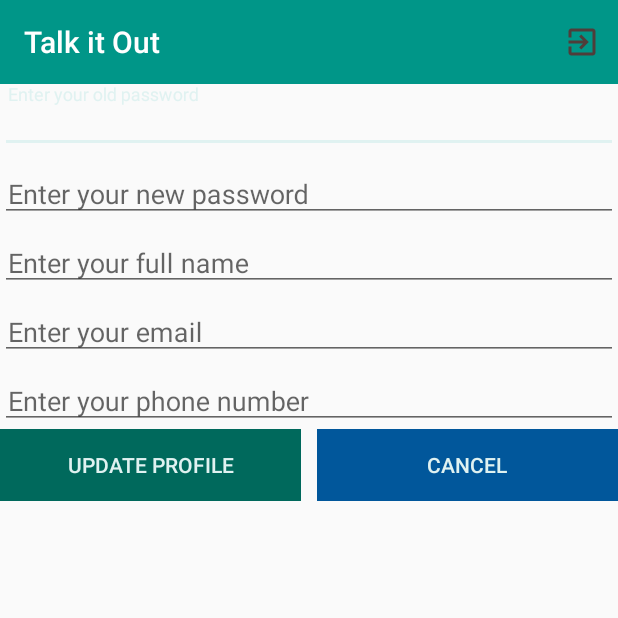
After one commit to NikolaS996/tiochatapp, an Android app: the UserProfile screen opened directly, with no data from a screen before it, on a phone screen of 412 x 824 dp, the top half of it. The commit adds this screen. Run offline under Robolectric (Android 15) with nearby library versions, the light colour scheme and no system bars; libraries missing offline, so code that uses them is left out: com.quickblox.auth, com.quickblox.chat, com.quickblox.core, com.quickblox.users, org.jivesoftware.smack; 4 statements that could not run were skipped.

Commit message:
User profile and logout

```diff
--- a/app/src/main/java/com/example/nikola/tiochatapp/Common/Common.java
+++ b/app/src/main/java/com/example/nikola/tiochatapp/Common/Common.java
@@ -24,4 +24,8 @@ public class Common {
 
         return name.toString();
     }
+
+    public static boolean isNullorEmptyString(String content){
+        return (content != null && !content.trim().isEmpty() ? false : true);
+    }
 }
--- a/app/src/main/java/com/example/nikola/tiochatapp/MainActivity.java
+++ b/app/src/main/java/com/example/nikola/tiochatapp/MainActivity.java
@@ -36,6 +36,9 @@ public class MainActivity extends AppCompatActivity {
 
         edtPassword = (EditText) findViewById(R.id.main_editPassword);
         edtUser = (EditText) findViewById(R.id.main_editLogin);
+
+        edtUser.clearFocus();
+        edtPassword.clearFocus();
 
         btnSignup.setOnClickListener(new View.OnClickListener(){
             @Override
--- a/app/src/main/java/com/example/nikola/tiochatapp/SignUpActivity.java
+++ b/app/src/main/java/com/example/nikola/tiochatapp/SignUpActivity.java
@@ -33,6 +33,10 @@ public class SignUpActivity extends AppCompatActivity {
         edtPassword = (EditText) findViewById(R.id.signup_editPassword);
         edtUser = (EditText) findViewById(R.id.signup_editLogin);
         edtFullName = (EditText) findViewById(R.id.signup_editFullName);
+
+        edtUser.clearFocus();
+        edtPassword.clearFocus();
+        edtFullName.clearFocus();
 
         btnCancel.setOnClickListener(new View.OnClickListener(){
 
--- /dev/null
+++ b/app/src/main/java/com/example/nikola/tiochatapp/UserProfile.java
@@ -0,0 +1,170 @@
+package com.example.nikola.tiochatapp;
+
+import android.app.ProgressDialog;
+import android.content.Intent;
+import android.support.design.widget.TextInputEditText;
+import android.support.v7.app.AppCompatActivity;
+import android.os.Bundle;
+import android.support.v7.widget.Toolbar;
+import android.view.Menu;
+import android.view.MenuItem;
+import android.view.View;
+import android.widget.Button;
+import android.widget.EditText;
+import android.widget.Toast;
+
+import com.example.nikola.tiochatapp.Common.Common;
+import com.quickblox.auth.QBAuth;
+import com.quickblox.auth.session.QBSession;
+import com.quickblox.chat.QBChatService;
+import com.quickblox.core.QBEntityCallback;
+import com.quickblox.core.exception.QBResponseException;
+import com.quickblox.users.QBUsers;
+import com.quickblox.users.model.QBUser;
+
+import org.jivesoftware.smack.SmackException;
+import org.jivesoftware.smack.XMPPException;
+
+import java.io.IOException;
+
+public class UserProfile extends AppCompatActivity {
+
+    EditText edtPassword, edtOldPassword, edtFullName, edtEmail, edtPhone;
+    Button btnUpdate, btnCancel;
+
+    @Override
+    public boolean onOptionsItemSelected(MenuItem item) {
+        switch(item.getItemId()){
+            case R.id.user_update_logout:
+                logOut();
+                break;
+            default:
+                break;
+        }
+        return true;
+    }
+
+    private void logOut() {
+        QBUsers.signOut().performAsync(new QBEntityCallback<Void>() {
+            @Override
+            public void onSuccess(Void aVoid, Bundle bundle) {
+                QBChatService.getInstance().logout(new QBEntityCallback<Void>() {
+                    @Override
+                    public void onSuccess(Void aVoid, Bundle bundle) {
+                        Toast.makeText(UserProfile.this, "You have successfully logged out!", Toast.LENGTH_SHORT).show();
+                        Intent intent = new Intent(UserProfile.this, MainActivity.class);
+                        intent.addFlags(Intent.FLAG_ACTIVITY_CLEAR_TOP); //removing all previous activities
+                        startActivity(intent);
+                        finish();
+                    }
+
+                    @Override
+                    public void onError(QBResponseException e) {
+
+                    }
+                });
+            }
+
+            @Override
+            public void onError(QBResponseException e) {
+
+            }
+        });
+    }
+
+    @Override
+    public boolean onCreateOptionsMenu(Menu menu) {
+        getMenuInflater().inflate(R.menu.user_update_menu, menu);
+        return true;
+    }
+
+    @Override
+    protected void onCreate(Bundle savedInstanceState) {
+        super.onCreate(savedInstanceState);
+        setContentView(R.layout.activity_user_profile);
+
+        //Adding the toolbar
+        Toolbar toolbar = (Toolbar) findViewById(R.id.user_update_toolbar);
+        toolbar.setTitle("Talk it Out");
+        setSupportActionBar(toolbar);
+
+        initViews();
+
+        loadUserProfile();
+
+        btnCancel.setOnClickListener(new View.OnClickListener(){
+            @Override
+            public void onClick(View v) {
+                finish();
+            }
+        });
+
+        btnUpdate.setOnClickListener(new View.OnClickListener(){
+
+            @Override
+            public void onClick(View v) {
+                String password = edtPassword.getText().toString();
+                String oldPassword = edtOldPassword.getText().toString();
+                String email = edtEmail.getText().toString();
+                String phone = edtPhone.getText().toString();
+                String fullName = edtFullName.getText().toString();
+
+                QBUser user = new QBUser();
+                user.setId(QBChatService.getInstance().getUser().getId());
+                if(!Common.isNullorEmptyString(oldPassword))
+                    user.setOldPassword(oldPassword);
+                if(!Common.isNullorEmptyString(password))
+                    user.setPassword(password);
+                if(!Common.isNullorEmptyString(fullName))
+                    user.setFullName(fullName);
+                if(!Common.isNullorEmptyString(email))
+                    user.setEmail(email);
+                if(!Common.isNullorEmptyString(phone))
+                    user.setPhone(phone);
+
+                final ProgressDialog mDialog = new ProgressDialog(UserProfile.this);
+                mDialog.setMessage("Please wait...");
+                mDialog.show();
+                QBUsers.updateUser(user).performAsync(new QBEntityCallback<QBUser>() {
+                    @Override
+                    public void onSuccess(QBUser qbUser, Bundle bundle) {
+                        Toast.makeText(UserProfile.this, "User " + qbUser.getLogin() + " updated!", Toast.LENGTH_SHORT).show();
+                        mDialog.dismiss();
+                        finish();
+                    }
+
+                    @Override
+                    public void onError(QBResponseException e) {
+                        Toast.makeText(UserProfile.this, "Error: " + e.getMessage(), Toast.LENGTH_SHORT).show();
+                    }
+                });
+            }
+        });
+    }
+
+    private void loadUserProfile() {
+
+        final QBUser currentUser = QBChatService.getInstance().getUser();
+
+        String fullName = currentUser.getFullName();
+        edtFullName.setText(fullName);
+
+        String email = currentUser.getEmail();
+        edtEmail.setText(email);
+
+        String phone = currentUser.getPhone();
+        edtPhone.setText(phone);
+    }
+
+    private void initViews() {
+        btnCancel = (Button) findViewById(R.id.update_user_btnCancel);
+        btnUpdate = (Button) findViewById(R.id.update_user_btnUpdate);
+
+        edtEmail = (EditText) findViewById(R.id.update_edtEmail);
+        edtPhone = (EditText) findViewById(R.id.update_edtPhone);
+        edtFullName = (EditText) findViewById(R.id.update_edtFullName);
+        edtPassword = (EditText) findViewById(R.id.update_edtPassword);
+        edtOldPassword = (EditText) findViewById(R.id.update_edtOldPassword);
+
+    }
+}
--- /dev/null
+++ b/app/src/main/res/layout/activity_user_profile.xml
@@ -0,0 +1,124 @@
+<?xml version="1.0" encoding="utf-8"?>
+<LinearLayout xmlns:android="http://schemas.android.com/apk/res/android"
+    xmlns:app="http://schemas.android.com/apk/res-auto"
+    xmlns:tools="http://schemas.android.com/tools"
+    android:orientation="vertical"
+    android:layout_width="match_parent"
+    android:layout_height="match_parent"
+    tools:context=".UserProfile">
+
+    <android.support.v7.widget.Toolbar
+        android:id="@+id/user_update_toolbar"
+        android:minHeight="?attr/actionBarSize"
+        android:background="?attr/colorPrimary"
+        app:titleTextColor="@android:color/white"
+        android:layout_width="match_parent"
+        android:layout_height="wrap_content"/>
+
+    <LinearLayout
+        android:orientation="vertical"
+        android:layout_width="match_parent"
+        android:layout_height="wrap_content">
+
+        <android.support.design.widget.TextInputLayout
+            android:layout_width="match_parent"
+            android:layout_height="wrap_content">
+
+            <EditText
+                android:id="@+id/update_edtOldPassword"
+                android:hint="Enter your old password"
+                android:padding="5dp"
+                android:inputType="textPassword"
+                android:layout_width="match_parent"
+                android:layout_height="wrap_content"/>
+
+        </android.support.design.widget.TextInputLayout>
+
+        <android.support.design.widget.TextInputLayout
+            android:layout_width="match_parent"
+            android:layout_height="wrap_content">
+
+            <EditText
+                android:id="@+id/update_edtPassword"
+                android:hint="Enter your new password"
+                android:padding="5dp"
+                android:inputType="textPassword"
+                android:layout_width="match_parent"
+                android:layout_height="wrap_content"/>
+
+        </android.support.design.widget.TextInputLayout>
+
+        <android.support.design.widget.TextInputLayout
+            android:layout_width="match_parent"
+            android:layout_height="wrap_content">
+
+            <EditText
+                android:id="@+id/update_edtFullName"
+                android:hint="Enter your full name"
+                android:padding="5dp"
+                android:inputType="text"
+                android:layout_width="match_parent"
+                android:layout_height="wrap_content" />
+
+        </android.support.design.widget.TextInputLayout>
+
+        <android.support.design.widget.TextInputLayout
+            android:layout_width="match_parent"
+            android:layout_height="wrap_content">
+
+            <EditText
+                android:id="@+id/update_edtEmail"
+                android:hint="Enter your email"
+                android:padding="5dp"
+                android:inputType="textEmailAddress"
+                android:layout_width="match_parent"
+                android:layout_height="wrap_content" />
+
+        </android.support.design.widget.TextInputLayout>
+
+        <android.support.design.widget.TextInputLayout
+            android:layout_width="match_parent"
+            android:layout_height="wrap_content">
+
+            <EditText
+                android:id="@+id/update_edtPhone"
+                android:hint="Enter your phone number"
+                android:padding="5dp"
+                android:inputType="number"
+                android:layout_width="match_parent"
+                android:layout_height="wrap_content" />
+
+        </android.support.design.widget.TextInputLayout>
+    </LinearLayout>
+
+    <LinearLayout
+        android:orientation="horizontal"
+        android:weightSum="2"
+        android:layout_width="match_parent"
+        android:layout_height="wrap_content">
+
+        <Button
+            android:id="@+id/update_user_btnUpdate"
+            android:layout_width="0dp"
+            android:layout_height="wrap_content"
+            android:layout_weight="1"
+            android:background="@color/colorPrimaryDark"
+            android:text="Update Profile"
+            android:layout_marginRight="5dp"
+            android:textColor="@color/colorAccent"
+            style="@style/Widget.AppCompat.Button.Borderless"/>
+
+        <Button
+            android:id="@+id/update_user_btnCancel"
+            android:layout_width="0dp"
+            android:layout_height="wrap_content"
+            android:layout_weight="1"
+            android:background="#01579B"
+            android:text="Cancel"
+            android:layout_marginLeft="5dp"
+            android:textColor="@color/colorAccent"
+            style="@style/Widget.AppCompat.Button.Borderless"/>
+
+    </LinearLayout>
+
+</LinearLayout>
--- /dev/null
+++ b/app/src/main/res/menu/user_update_menu.xml
@@ -0,0 +1,11 @@
+<?xml version="1.0" encoding="utf-8"?>
+<menu xmlns:android="http://schemas.android.com/apk/res/android"
+    xmlns:app="http://schemas.android.com/apk/res-auto">
+
+    <item
+        android:id="@+id/user_update_logout"
+        android:icon="@drawable/ic_logout"
+        android:title="Logout"
+        app:showAsAction="ifRoom"/>
+
+</menu>
```
Also changed, not shown: app/src/main/AndroidManifest.xml (+5 -3 lines), app/src/main/java/com/example/nikola/tiochatapp/ChatDialogsActivity.java (+39 -0 lines), app/src/main/res/layout/activity_chat_dialogs.xml (+14 -4 lines), app/src/main/res/menu/chat_dialog_menu.xml (added, +11 -0 lines), app/src/main/res/drawable-hdpi/ic_logout.png (added), app/src/main/res/drawable-hdpi/ic_user.png (added), app/src/main/res/drawable-mdpi/ic_logout.png (added), app/src/main/res/drawable-mdpi/ic_user.png (added), app/src/main/res/drawable-xhdpi/ic_logout.png (added), app/src/main/res/drawable-xhdpi/ic_user.png (added), app/src/main/res/drawable-xxhdpi/ic_logout.png (added), app/src/main/res/drawable-xxhdpi/ic_user.png (added), app/src/main/res/drawable-xxxhdpi/ic_logout.png (added), app/src/main/res/drawable-xxxhdpi/ic_user.png (added).
